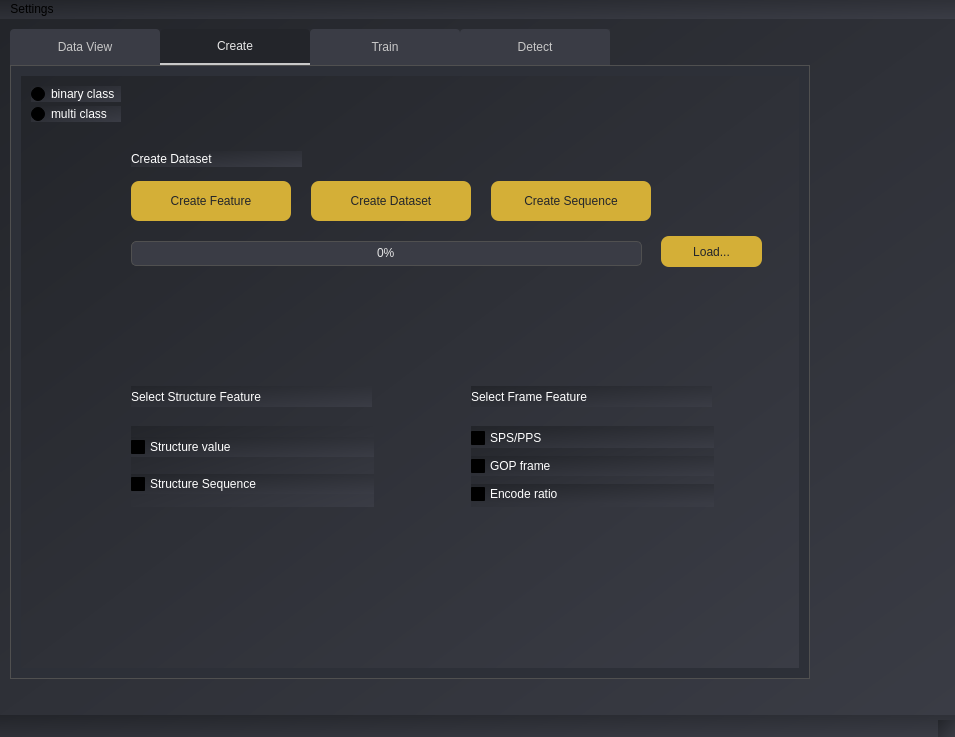
Qt form AiFileDetector_2024/UI_Design/new.ui (jamemanionda/AiFileDetector_2024) before a commit.
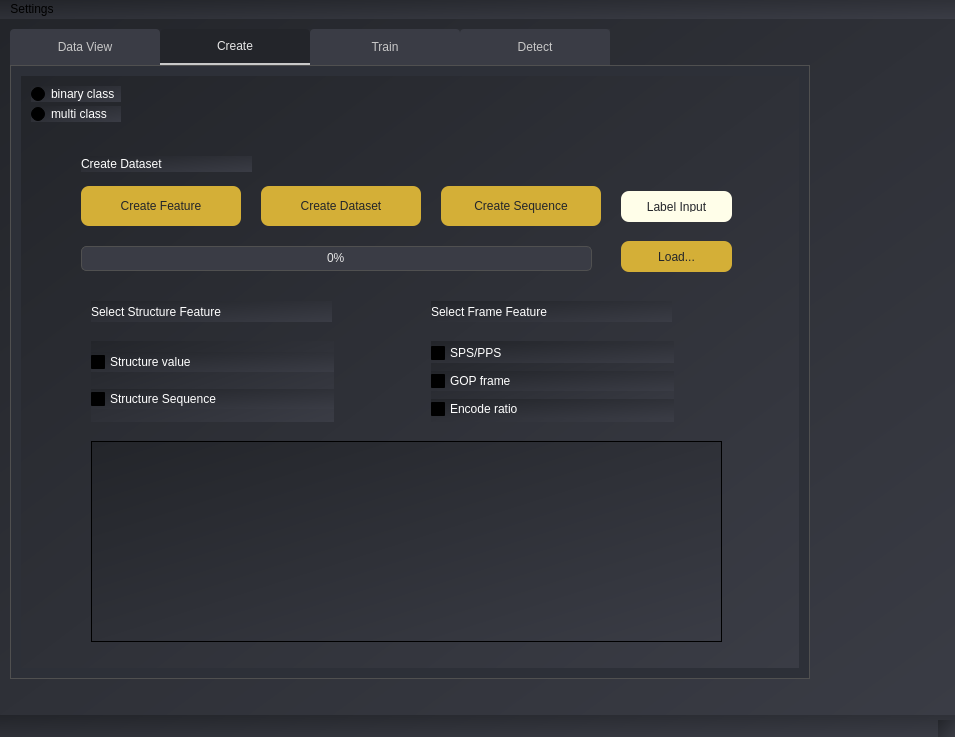
The same form after that commit. The open tabs and pages were chosen to show the change.

What changed in the file:
```diff
--- a/AiFileDetector_2024/UI_Design/new.ui
+++ b/AiFileDetector_2024/UI_Design/new.ui
@@ -240,8 +240,8 @@
      <widget class="QLabel" name="label_2">
       <property name="geometry">
        <rect>
-        <x>110</x>
-        <y>75</y>
+        <x>60</x>
+        <y>80</y>
         <width>171</width>
         <height>16</height>
        </rect>
@@ -257,8 +257,8 @@
      <widget class="QPushButton" name="feature_create1">
       <property name="geometry">
        <rect>
-        <x>110</x>
-        <y>105</y>
+        <x>60</x>
+        <y>110</y>
         <width>160</width>
         <height>40</height>
        </rect>
@@ -290,8 +290,8 @@
      <widget class="QPushButton" name="create_value2">
       <property name="geometry">
        <rect>
-        <x>290</x>
-        <y>105</y>
+        <x>240</x>
+        <y>110</y>
         <width>160</width>
         <height>40</height>
        </rect>
@@ -323,8 +323,8 @@
      <widget class="QPushButton" name="create_sequence3">
       <property name="geometry">
        <rect>
-        <x>470</x>
-        <y>105</y>
+        <x>420</x>
+        <y>110</y>
         <width>160</width>
         <height>40</height>
        </rect>
@@ -356,9 +356,9 @@
      <widget class="QPushButton" name="LoadButton">
       <property name="geometry">
        <rect>
-        <x>640</x>
-        <y>160</y>
-        <width>101</width>
+        <x>600</x>
+        <y>165</y>
+        <width>111</width>
         <height>31</height>
        </rect>
       </property>
@@ -389,8 +389,8 @@
      <widget class="QProgressBar" name="progress_bar">
       <property name="geometry">
        <rect>
-        <x>110</x>
-        <y>165</y>
+        <x>60</x>
+        <y>170</y>
         <width>511</width>
         <height>25</height>
        </rect>
@@ -455,8 +455,8 @@
      <widget class="QWidget" name="verticalLayoutWidget">
       <property name="geometry">
        <rect>
-        <x>110</x>
-        <y>350</y>
+        <x>70</x>
+        <y>265</y>
         <width>243</width>
         <height>81</height>
        </rect>
@@ -491,8 +491,8 @@
      <widget class="QLabel" name="label_4">
       <property name="geometry">
        <rect>
-        <x>110</x>
-        <y>310</y>
+        <x>70</x>
+        <y>225</y>
         <width>241</width>
         <height>21</height>
        </rect>
@@ -508,8 +508,8 @@
      <widget class="QLabel" name="label_9">
       <property name="geometry">
        <rect>
-        <x>450</x>
-        <y>310</y>
+        <x>410</x>
+        <y>225</y>
         <width>241</width>
         <height>21</height>
        </rect>
@@ -525,8 +525,8 @@
      <widget class="QWidget" name="verticalLayoutWidget_3">
       <property name="geometry">
        <rect>
-        <x>450</x>
-        <y>350</y>
+        <x>410</x>
+        <y>265</y>
         <width>243</width>
         <height>81</height>
        </rect>
@@ -570,6 +570,69 @@
        </item>
       </layout>
      </widget>
+     <widget class="QPushButton" name="label_input_but">
+      <property name="geometry">
+       <rect>
+        <x>600</x>
+        <y>115</y>
+        <width>111</width>
+        <height>31</height>
+       </rect>
+      </property>
+      <property name="styleSheet">
+       <string notr="true">
+QPushButton {
+  
+	background-color: rgb(255, 254, 233);
+  color: rgb(35, 37, 42);
+  font: bold 10pt &quot;Playfair Display&quot;;
+  border-radius: 8px;
+  padding: 10px;
+}
+
+QPushButton:hover {
+  background-color: rgb(183, 149, 11);
+}
+
+QPushButton:pressed {
+  background-color: rgb(212, 175, 55);
+  border: 1px solid rgb(160, 130, 0);
+}
+</string>
+      </property>
+      <property name="text">
+       <string>Label Input</string>
+      </property>
+     </widget>
+     <widget class="QTableWidget" name="tableWidget_Create">
+      <property name="geometry">
+       <rect>
+        <x>70</x>
+        <y>365</y>
+        <width>631</width>
+        <height>201</height>
+       </rect>
+      </property>
+      <property name="styleSheet">
+       <string notr="true">QTreeView {
+  background-color: rgb(45, 48, 56);
+  color: rgb(255, 255, 255);  /* 글자색을 흰색으로 변경 */
+  border: 1px solid rgb(80, 80, 80);
+  font: 9pt &quot;Playfair Display&quot;;
+}
+
+QTableView::item {
+  color: rgb(255, 255, 255);  /* 표 안의 아이템 글자색을 흰색으로 변경 */
+}
+
+QHeaderView::section {
+  background-color: rgb(58, 60, 69);
+  color: rgb(200, 200, 200);
+  border-bottom: 1px solid rgb(80, 80, 80);
+  padding: 4px;
+}</string>
+      </property>
+     </widget>
     </widget>
     <widget class="QWidget" name="tab">
      <attribute name="title">
```
Left out of the diff: 46 changed lines with no effect on the pictures.
